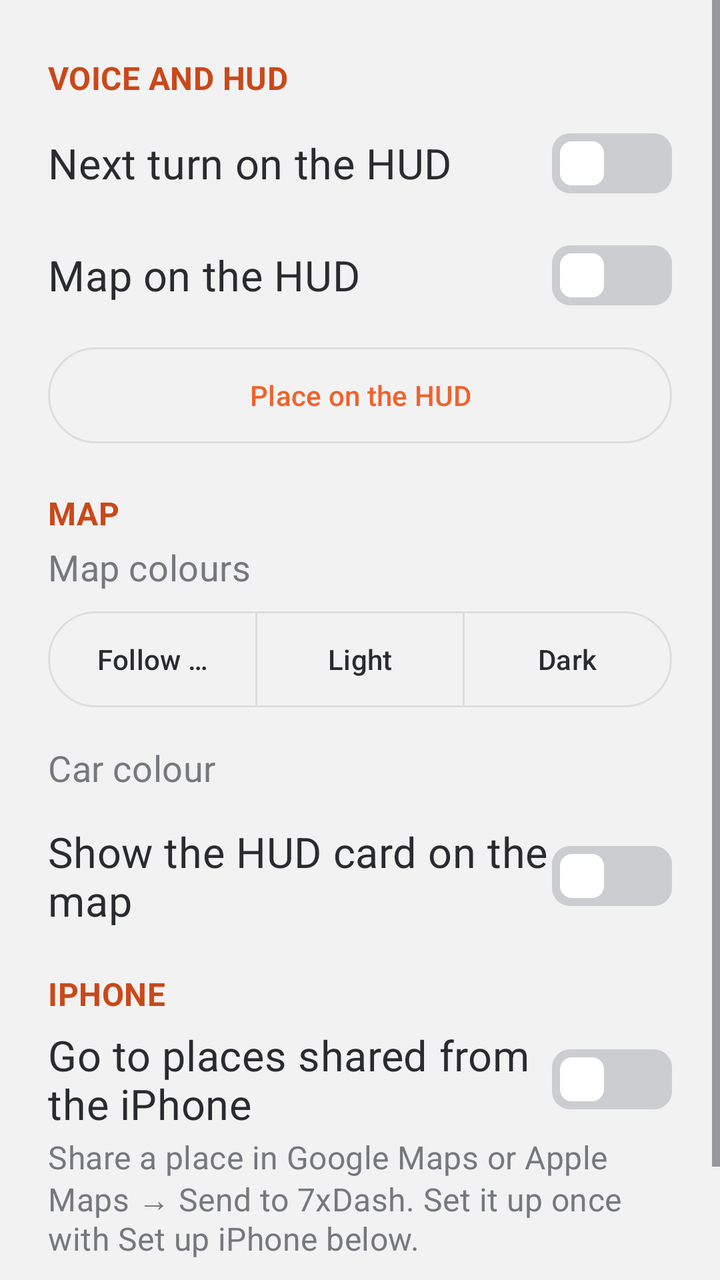
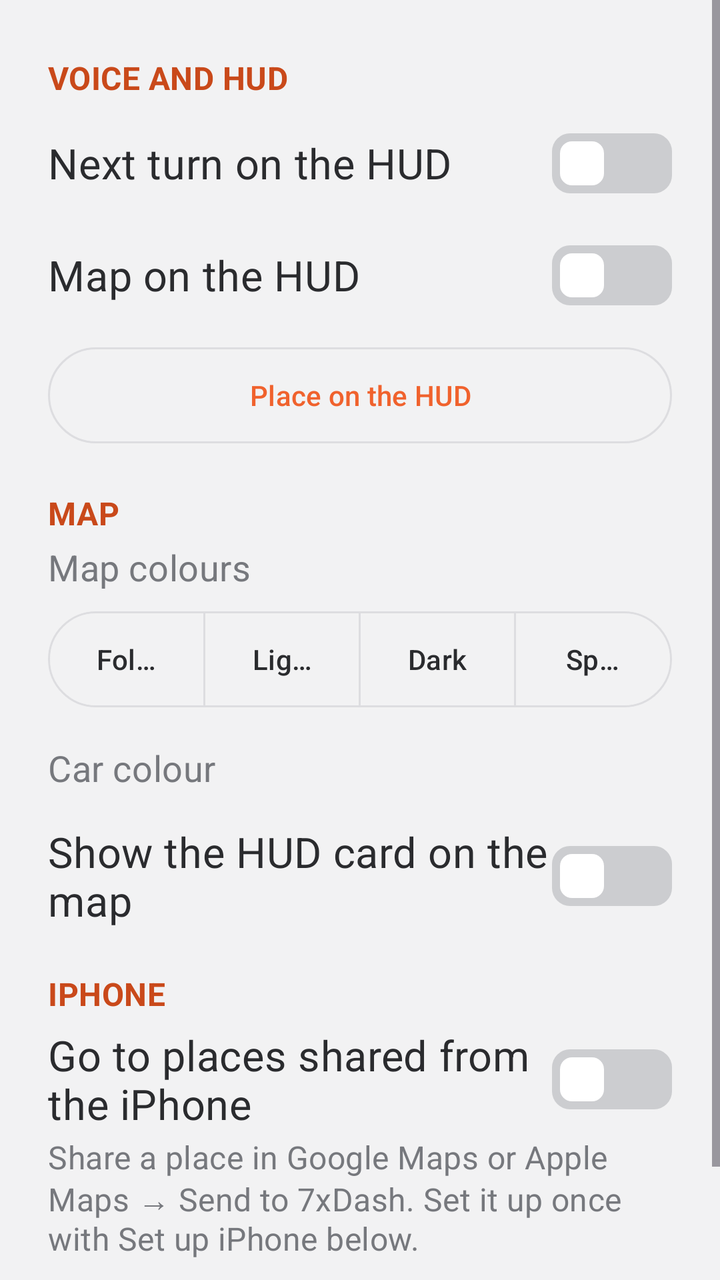

The first picture is an Android layout as it rendered before a commit; the second is the same layout after the commit. The layout source and the unified diff follow.
<!-- AndroidManifest.xml: application theme Theme.Cam -->
<!-- res/layout/dialog_nav_settings.xml -->
<?xml version="1.0" encoding="utf-8"?>
<ScrollView
    xmlns:android="http://schemas.android.com/apk/res/android"
    xmlns:app="http://schemas.android.com/apk/res-auto"
    android:layout_width="match_parent"
    android:layout_height="wrap_content">
    <LinearLayout
        android:layout_width="match_parent"
        android:layout_height="wrap_content"
        android:orientation="vertical"
        android:paddingStart="24dp"
        android:paddingTop="8dp"
        android:paddingEnd="24dp"
        android:paddingBottom="8dp">

        
        <TextView
            style="@style/NavSettingsHeader"
            android:text="@string/nav_section_voice_hud" />
        <com.google.android.material.switchmaterial.SwitchMaterial
            android:id="@+id/nav_hud_switch"
            style="@style/NavSettingsSwitch"
            android:text="@string/nav_hud_switch" />
        <com.google.android.material.switchmaterial.SwitchMaterial
            android:id="@+id/nav_hud_map_switch"
            style="@style/NavSettingsSwitch"
            android:text="@string/nav_hud_map_switch" />
        <com.google.android.material.button.MaterialButton
            android:id="@+id/nav_hud_adjust"
            style="@style/Widget.Material3.Button.OutlinedButton"
            android:layout_width="match_parent"
            android:layout_height="56dp"
            android:layout_marginTop="4dp"
            android:text="@string/nav_hud_adjust" />

        
        <TextView
            style="@style/NavSettingsHeader"
            android:text="@string/nav_section_map" />
        <TextView
            style="@style/NavSettingsLabel"
            android:text="@string/nav_map_colours" />
        <com.google.android.material.button.MaterialButtonToggleGroup
            android:id="@+id/nav_scheme_group"
            android:layout_width="match_parent"
            android:layout_height="wrap_content"
            android:layout_marginTop="6dp"
            app:selectionRequired="true"
            app:singleSelection="true">
            <com.google.android.material.button.MaterialButton
                android:id="@+id/nav_scheme_auto"
                style="@style/Widget.Material3.Button.OutlinedButton"
                android:layout_width="0dp"
                android:layout_height="56dp"
                android:layout_weight="1"
                android:text="@string/nav_scheme_auto" />
            <com.google.android.material.button.MaterialButton
                android:id="@+id/nav_scheme_light"
                style="@style/Widget.Material3.Button.OutlinedButton"
                android:layout_width="0dp"
                android:layout_height="56dp"
                android:layout_weight="1"
                android:text="@string/nav_scheme_light" />
            <com.google.android.material.button.MaterialButton
                android:id="@+id/nav_scheme_dark"
                style="@style/Widget.Material3.Button.OutlinedButton"
                android:layout_width="0dp"
                android:layout_height="56dp"
                android:layout_weight="1"
                android:text="@string/nav_scheme_dark" />
        </com.google.android.material.button.MaterialButtonToggleGroup>
        <TextView
            style="@style/NavSettingsLabel"
            android:layout_marginTop="14dp"
            android:text="@string/nav_car_colour" />
        
        <LinearLayout
            android:id="@+id/nav_car_swatches"
            android:layout_width="match_parent"
            android:layout_height="wrap_content"
            android:layout_marginTop="6dp"
            android:orientation="horizontal" />
        <com.google.android.material.switchmaterial.SwitchMaterial
            android:id="@+id/nav_hud_preview_switch"
            style="@style/NavSettingsSwitch"
            android:layout_marginTop="8dp"
            android:text="@string/nav_hud_preview_switch" />

        
        <TextView
            style="@style/NavSettingsHeader"
            android:text="@string/nav_section_iphone" />
        <com.google.android.material.switchmaterial.SwitchMaterial
            android:id="@+id/nav_share_switch"
            style="@style/NavSettingsSwitch"
            android:text="@string/nav_share_switch" />
        <TextView
            android:layout_width="match_parent"
            android:layout_height="wrap_content"
            android:text="@string/nav_share_hint"
            android:textAppearance="@style/TextAppearance.Cam.Caption"
            android:textColor="@color/text_secondary" />
        <com.google.android.material.button.MaterialButton
            android:id="@+id/nav_phone_setup"
            style="@style/Widget.Material3.Button.OutlinedButton"
            android:layout_width="match_parent"
            android:layout_height="56dp"
            android:layout_marginTop="8dp"
            android:text="@string/arrival_setup_title" />
    </LinearLayout>
</ScrollView>
<!-- resources referenced by this layout -->
<resources>
  <color name="text_secondary">#FF76787D</color>
  <string name="arrival_setup_title">Set up your iPhone</string>
  <string name="nav_car_colour">Car colour</string>
  <string name="nav_hud_adjust">Place on the HUD</string>
  <string name="nav_hud_map_switch">Map on the HUD</string>
  <string name="nav_hud_preview_switch">Show the HUD card on the map</string>
  <string name="nav_hud_switch">Next turn on the HUD</string>
  <string name="nav_map_colours">Map colours</string>
  <string name="nav_scheme_auto">Follow screen</string>
  <string name="nav_scheme_dark">Dark</string>
  <string name="nav_scheme_light">Light</string>
  <string name="nav_section_iphone">iPhone</string>
  <string name="nav_section_map">Map</string>
  <string name="nav_section_voice_hud">Voice and HUD</string>
  <string name="nav_share_hint">Share a place in Google Maps or Apple Maps → Send to 7xDash. Set it up once with Set up iPhone below.</string>
  <string name="nav_share_switch">Go to places shared from the iPhone</string>
  <style name="NavSettingsLabel">
          <item name="android:layout_width">match_parent</item>
          <item name="android:layout_height">wrap_content</item>
          <item name="android:textAppearance">@style/TextAppearance.Cam.Body</item>
          <item name="android:textColor">@color/text_secondary</item>
      </style>
  <style name="NavSettingsSwitch">
          <item name="android:layout_width">match_parent</item>
          <item name="android:layout_height">wrap_content</item>
          <item name="android:minHeight">56dp</item>
          <item name="android:textAppearance">@style/TextAppearance.Cam.Row</item>
          <item name="android:textColor">@color/text_primary</item>
      </style>
  <style name="TextAppearance.Cam.Caption">
          <item name="android:textSize">@dimen/text_caption</item>
      </style>
  <style name="Theme.Cam" parent="Base.Theme.Cam" />
  <color name="energy_text">#FFC9491A</color>
  <style name="TextAppearance.Cam.Body">
          <item name="android:textSize">@dimen/text_body</item>
      </style>
  <style name="TextAppearance.Cam.Row">
          <item name="android:textSize">@dimen/text_row</item>
      </style>
  <color name="text_primary">#FF2A2B2E</color>
  <dimen name="text_caption">16sp</dimen>
  <dimen name="text_body">18sp</dimen>
  <dimen name="text_row">21sp</dimen>
  <color name="energy">#FFF0622D</color>
  <color name="on_energy">#FFFFFFFF</color>
  <color name="energy_quiet">#FFFDEDE6</color>
  <color name="surface">#FFFAFAFB</color>
  <color name="sunken">#FFE6E6E8</color>
  <color name="recording">#FFE0393E</color>
  <color name="bg">#FFF2F2F3</color>
  <style name="Widget.Cam.Switch" parent="Widget.AppCompat.CompoundButton.Switch">
          <item name="android:thumb">@drawable/pref_switch_thumb</item>
          <item name="track">@drawable/pref_switch_track</item>
          <item name="switchMinWidth">56dp</item>
          <item name="android:background">@null</item>
      </style>
  <color name="line">#FFDDDDE0</color>
  <style name="AlertDialogButton" parent="Widget.Material3.Button.TextButton.Dialog">
          <item name="android:textColor">@color/energy_text</item>
          <item name="android:textSize">@dimen/text_row</item>
      </style>
  <style name="MaterialAlertDialog.Cam.Title" parent="MaterialAlertDialog.Material3.Title.Text">
          <item name="android:textSize">@dimen/text_title</item>
      </style>
  <style name="MaterialAlertDialog.Cam.Body" parent="MaterialAlertDialog.Material3.Body.Text">
          <item name="android:textSize">@dimen/text_row</item>
      </style>
  <!-- drawable pref_switch_track (drawable) -->
  <?xml version="1.0" encoding="utf-8"?>
  <shape xmlns:android="http://schemas.android.com/apk/res/android"
      android:shape="rectangle">
      <corners android:radius="9dp" />
      <size
          android:width="56dp"
          android:height="30dp" />
      <solid android:color="@color/pref_switch_track" />
  </shape>
  <dimen name="text_title">26sp</dimen>
  <!-- unchanged entries left out for length: 5 -->
</resources>

<!-- the commit's change to res/layout/dialog_nav_settings.xml (unified diff, before → after) -->
@@ -68,6 +68,13 @@
                 android:layout_height="56dp"
                 android:layout_weight="1"
                 android:text="@string/nav_scheme_dark" />
+            <com.google.android.material.button.MaterialButton
+                android:id="@+id/nav_scheme_space"
+                style="@style/Widget.Material3.Button.OutlinedButton"
+                android:layout_width="0dp"
+                android:layout_height="56dp"
+                android:layout_weight="1"
+                android:text="@string/nav_scheme_space" />
         </com.google.android.material.button.MaterialButtonToggleGroup>
         <TextView
             style="@style/NavSettingsLabel"
<!-- resource entries referenced after the edit -->
@@ -11,6 +11,7 @@
   <string name="nav_scheme_auto">Follow screen</string>
   <string name="nav_scheme_dark">Dark</string>
   <string name="nav_scheme_light">Light</string>
+  <string name="nav_scheme_space">Space</string>
   <string name="nav_section_iphone">iPhone</string>
   <string name="nav_section_map">Map</string>
   <string name="nav_section_voice_hud">Voice and HUD</string>
